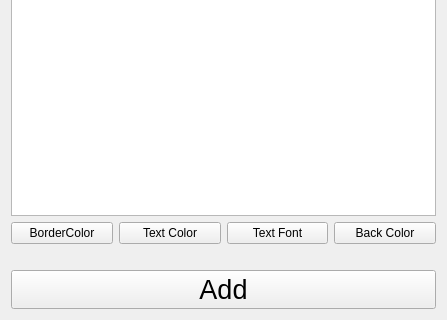
Before: the Qt Designer form client/MinderClient/libs/MindMap/ui/NewBlockCreationWindow.ui in LDK28/Minder, drawn with Qt 5; both pictures show x 0 to 447 and y 216 to 536 of the 447 by 536 pixel window.
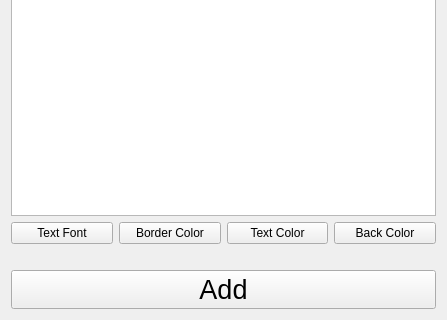
After: the same form once the commit is applied.

```diff
--- a/client/MinderClient/libs/MindMap/ui/NewBlockCreationWindow.ui
+++ b/client/MinderClient/libs/MindMap/ui/NewBlockCreationWindow.ui
@@ -77,10 +77,17 @@
      </item>
      <item>
       <layout class="QHBoxLayout" name="horizontalLayout">
+       <item>
+        <widget class="QPushButton" name="btnTextFont">
+         <property name="text">
+          <string>Text Font</string>
+         </property>
+        </widget>
+       </item>
        <item>
         <widget class="QPushButton" name="btnBorderColor">
          <property name="text">
-          <string>BorderColor</string>
+          <string>Border Color</string>
          </property>
         </widget>
        </item>
@@ -91,13 +98,6 @@
          </property>
         </widget>
        </item>
-       <item>
-        <widget class="QPushButton" name="btnTextFont">
-         <property name="text">
-          <string>Text Font</string>
-         </property>
-        </widget>
-       </item>
        <item>
         <widget class="QPushButton" name="btnBackgroudColor">
          <property name="text">
```
Left out of the diff: 2 changed lines with no effect on the pictures.
